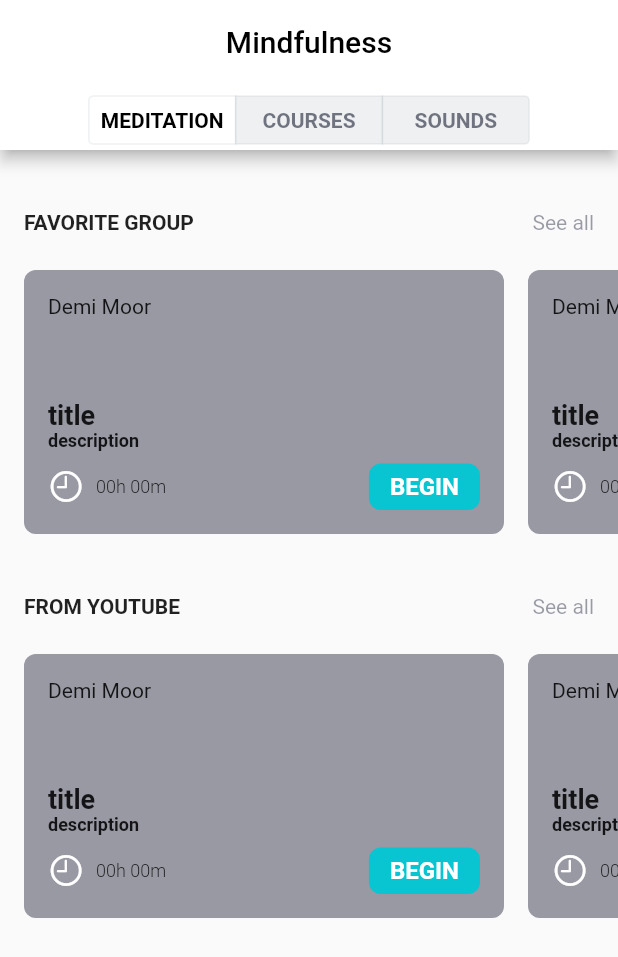
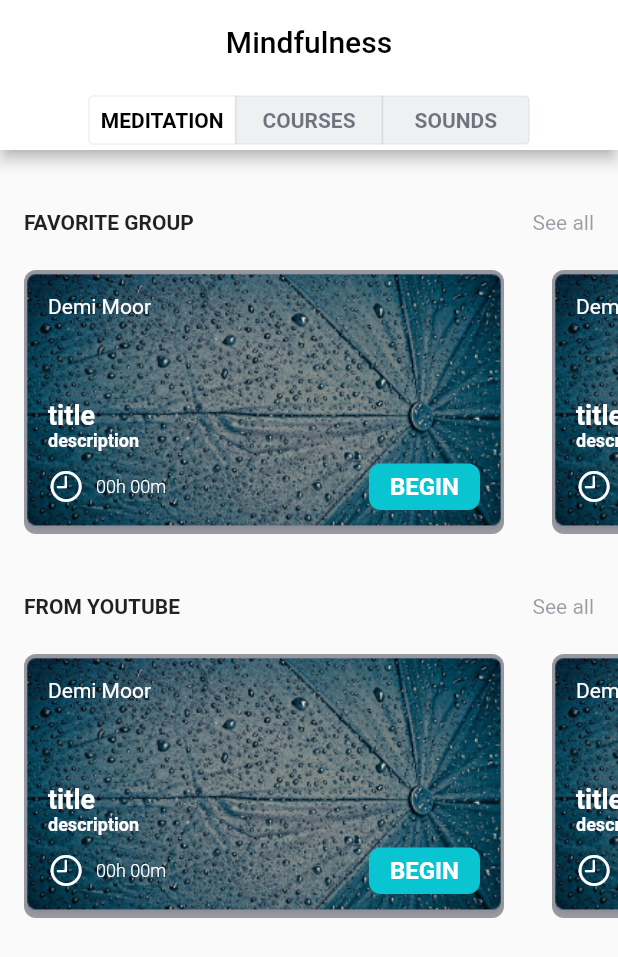
Before and after one commit to ViktorJasch/audio_player, a Flutter app: the screen it shows after launch, on a phone screen of 412 x 824 dp. Shown: the top 957 px of the screen. Run offline on Flutter 3.47's test engine with Material 2 defaults, Android fonts, the phone set to English and light mode, and no system bars.

Commit message:
Добавил фейковй ресурс. Адаптровал логику экрана к новому виджету

```diff
--- a/lib/presentation/audio_collections/audio_collection_screen.dart
+++ b/lib/presentation/audio_collections/audio_collection_screen.dart
@@ -1,5 +1,6 @@
 import 'package:audio_player/presentation/audio_collections/audio_section_panel.dart';
 import 'package:audio_player/presentation/audio_collections/ui_models/audio_group_ui.dart';
+import 'package:audio_player/presentation/audio_collections/ui_models/audio_item_ui.dart';
 import 'package:flutter/cupertino.dart';
 import 'package:flutter/material.dart';
 
@@ -9,20 +10,27 @@ class AudioCollectionScreen extends StatefulWidget {
 }
 
 class _AudioCollectionScreenState extends State<AudioCollectionScreen> {
+  static final item = AudioItemUi(
+      'title',
+      'description',
+      'Demi Moor',
+      '00h 00m',
+      null
+  );
   static final _meditationAudioGroupList = [
-    AudioGroupUi('Favorite Group', ['firstAudio', 'secondAudio']),
-    AudioGroupUi('From YouTube', ['firstAudio', 'secondAudio']),
+    AudioGroupUi('Favorite Group', [item, item]),
+    AudioGroupUi('From YouTube', [item, item]),
   ];
 
   static final _courseAudioGroupList = [
-    AudioGroupUi('Coursera', ['firstCource', 'secondAudio']),
-    AudioGroupUi('Udemy', ['firstAudio', 'secondAudio']),
-    AudioGroupUi('Udacity', ['firstAudio', 'secondAudio']),
+    AudioGroupUi('Coursera', [item, item]),
+    AudioGroupUi('Udemy', [item, item]),
+    AudioGroupUi('Udacity', [item, item]),
   ];
 
   static final _soundAudioGroupList = [
-    AudioGroupUi('forest', ['firstAudio', 'secondAudio']),
-    AudioGroupUi('relax', ['firstAudio', 'secondAudio']),
+    AudioGroupUi('forest', [item, item]),
+    AudioGroupUi('relax', [item, item]),
   ];
 
   static final List<String> _segmentedValues = ["meditation", "courses", "sounds"];
--- a/lib/presentation/audio_collections/audio_group_horizontal_list.dart
+++ b/lib/presentation/audio_collections/audio_group_horizontal_list.dart
@@ -25,7 +25,7 @@ class AudioGroupHorizontalList extends StatelessWidget {
             children: <Widget>[
               for (var item in audioGroupUi.groupItemList)
                 _HorizontalListItem(
-                  itemTitle: item,
+                  item: item,
                   isFirst: audioGroupUi.groupItemList.indexOf(item) == 0,
                 )
             ],
@@ -67,10 +67,10 @@ class _GroupHeader extends StatelessWidget {
 }
 
 class _HorizontalListItem extends StatelessWidget {
-  final String itemTitle;
+  final AudioItemUi item;
   final bool isFirst;
 
-  _HorizontalListItem({this.itemTitle, this.isFirst});
+  _HorizontalListItem({this.item, this.isFirst});
 
   @override
   Widget build(BuildContext context) {
@@ -85,13 +85,9 @@ class _HorizontalListItem extends StatelessWidget {
           color: Color.fromRGBO(57, 60, 79, 0.3)
       ),
       child: AudioGroupItem(
-        item: AudioItemUi(
-          'title',
-          'description',
-          'Demi Moor',
-          '00h 00m',
-          null
-        ),
+        item: item,
+        onBeginPress: () => print('onBeginPressed!!!'),
+        onItemTap: () => print('onItemTaaap!!!'),
       )
     );
   }
--- a/lib/presentation/audio_collections/audio_group_item.dart
+++ b/lib/presentation/audio_collections/audio_group_item.dart
@@ -4,15 +4,27 @@ import 'package:flutter/material.dart';
 
 class AudioGroupItem extends StatelessWidget {
   final AudioItemUi item;
+  final Function onItemTap;
+  final Function onBeginPress;
 
-  AudioGroupItem({@required this.item});
+  AudioGroupItem({
+    @required this.item,
+    this.onItemTap,
+    this.onBeginPress
+  });
 
   @override
   Widget build(BuildContext context) {
-    return Container(
+    return GestureDetector(
+      onTap: onItemTap,
+      child: Container(
         width: 320,
         padding: EdgeInsets.all(16),
         decoration: BoxDecoration(
+          image: DecorationImage(
+            image: ExactAssetImage('assets/background.png', scale: 3),
+            fit: BoxFit.cover
+          ),
           borderRadius: BorderRadius.all(Radius.circular(8)),
           color: Color.fromRGBO(57, 60, 79, 0.3)),
         child: Column(
@@ -22,6 +34,7 @@ class AudioGroupItem extends StatelessWidget {
               item.author,
               maxLines: 1,
               style: TextStyle(
+                color: CupertinoColors.white,
                 fontSize: 14,
               ),
             ),
@@ -35,6 +48,7 @@ class AudioGroupItem extends StatelessWidget {
                   overflow: TextOverflow.ellipsis,
                   style: TextStyle(
                     fontSize: 18,
+                    color: CupertinoColors.white,
                     fontWeight: FontWeight.w600,
                   ),
                 ),
@@ -44,6 +58,7 @@ class AudioGroupItem extends StatelessWidget {
                   overflow: TextOverflow.ellipsis,
                   style: TextStyle(
                     fontSize: 12,
+                      color: CupertinoColors.white,
                     fontWeight: FontWeight.w600
                   ),
                 ),
@@ -56,7 +71,7 @@ class AudioGroupItem extends StatelessWidget {
                     _Timer(timerText: item.time),
                     Spacer(),
                     InkWell(
-                    onTap: () => print('on cliiiiick'),
+                      onTap: onBeginPress,
                       child: Container(
                         padding: EdgeInsets.symmetric(vertical: 6, horizontal: 14),
                         decoration: BoxDecoration(
@@ -79,6 +94,7 @@ class AudioGroupItem extends StatelessWidget {
               ],
             ),
           ],
+        ),
       ),
     );
   }
@@ -104,6 +120,7 @@ class _Timer extends StatelessWidget {
             textAlign: TextAlign.start,
             style: TextStyle(
                 fontSize: 12,
+                color: CupertinoColors.white,
                 fontWeight: FontWeight.w300
             ),
           ),
--- a/lib/presentation/audio_collections/ui_models/audio_group_ui.dart
+++ b/lib/presentation/audio_collections/ui_models/audio_group_ui.dart
@@ -1,6 +1,8 @@
+import 'package:audio_player/presentation/audio_collections/ui_models/audio_item_ui.dart';
+
 class AudioGroupUi {
   String groupTitle;
-  List<String> groupItemList;
+  List<AudioItemUi> groupItemList;
 
   AudioGroupUi(this.groupTitle, this.groupItemList);
 }
--- a/pubspec.yaml
+++ b/pubspec.yaml
@@ -18,3 +18,5 @@ dev_dependencies:
 
 flutter:
   uses-material-design: true
+  assets:
+    - assets/background.png
```
Also changed, not shown: assets/background.png (added). Lines whose indentation alone changed are shown as unchanged.
